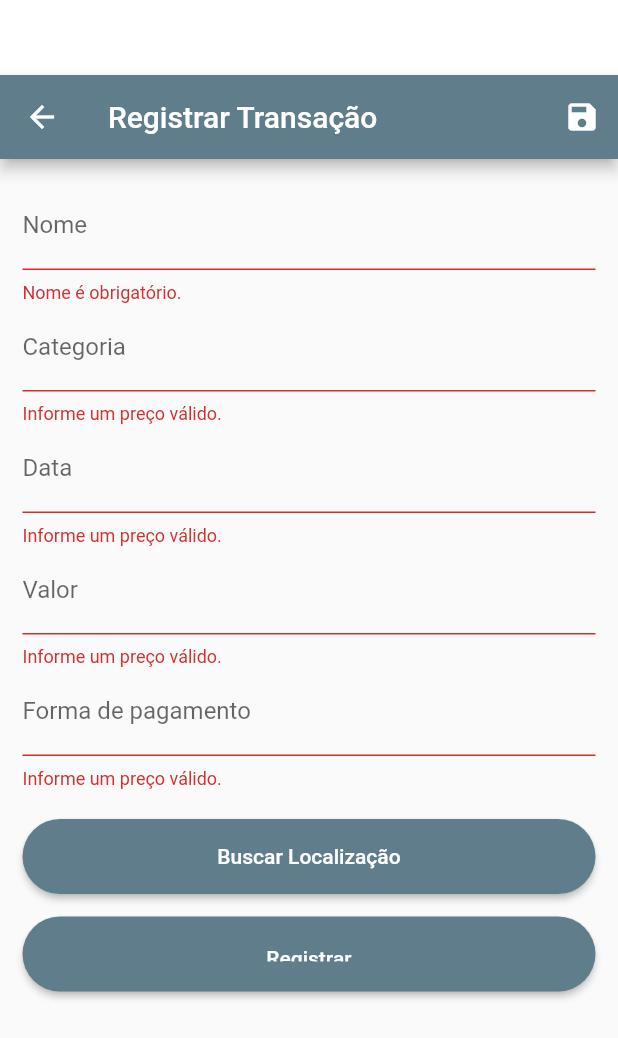
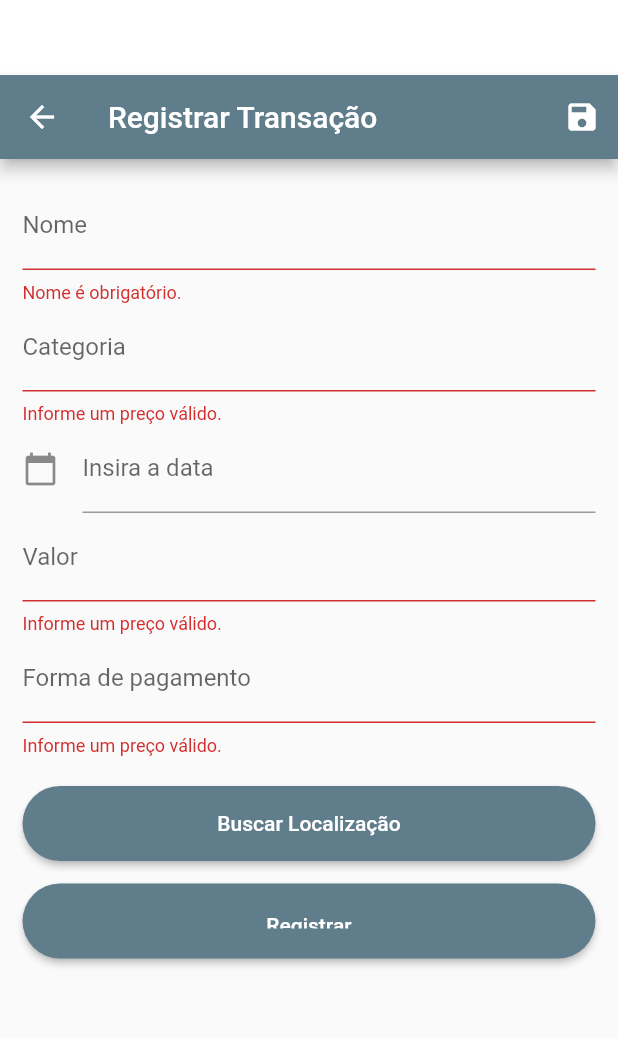
Before and after one commit to ICEI-PUC-Minas-PPLES-TI/plf-es-2022-2-ti5-5104100-financas-pessoais, a Flutter app: the TransacaoFormPage screen opened directly, after a tap on the "save" icon, on a phone screen of 412 x 824 dp. Shown: the top 1038 px of the screen. Run offline on Flutter 3.47's test engine with Material 2 defaults, Android fonts, the phone set to English and light mode, and no system bars; our stand-ins replace percent_indicator, shared_preferences, toggle_switch; missing offline and left inert: curved_nav_bar, dart:ffi; accounts and stored records are empty.

Commit message:
feat: Atualização Tela Registrar Transações

```diff
--- /dev/null
+++ b/codigo/mobile/we_budget/lib/components/date_picker.dart
@@ -0,0 +1,54 @@
+import 'package:flutter/material.dart';
+import 'package:intl/intl.dart';
+
+class DatePicker extends StatefulWidget {
+  @override
+  State<StatefulWidget> createState() {
+    return _DatePicker();
+  }
+}
+
+class _DatePicker extends State<DatePicker> {
+  TextEditingController dateInput = TextEditingController();
+
+  @override
+  void initState() {
+    dateInput.text = ""; //set the initial value of text field
+    super.initState();
+  }
+
+  @override
+  Widget build(BuildContext context) {
+    return   TextFormField(
+                  controller: dateInput,
+                  //editing controller of this TextField
+                  decoration: InputDecoration(
+                      icon: Icon(Icons.calendar_today), //icon of text field
+                      labelText: "Insira a data" //label text of field
+                  ),
+                  readOnly: true,
+                  //set it true, so that user will not able to edit text
+                  onTap: () async {
+                    DateTime? pickedDate = await showDatePicker(
+                        context: context,
+                        initialDate: DateTime.now(),
+                        firstDate: DateTime(1950),
+                        //DateTime.now() - not to allow to choose before today.
+                        lastDate: DateTime(2100));
+
+                    if (pickedDate != null) {
+                      print(
+                          pickedDate); //pickedDate output format => 2021-03-10 00:00:00.000
+                      String formattedDate =
+                      DateFormat('yyyy-MM-dd').format(pickedDate);
+                      print(
+                          formattedDate); //formatted date output using intl package =>  2021-03-16
+                      setState(() {
+                        dateInput.text =
+                            formattedDate; //set output date to TextField value.
+                      });
+                    } else {}
+                  },
+                );
+  }
+}
--- a/codigo/mobile/we_budget/lib/pages/registrar_transacao_page.dart
+++ b/codigo/mobile/we_budget/lib/pages/registrar_transacao_page.dart
@@ -1,5 +1,7 @@
 import 'package:flutter/material.dart';
 import 'package:provider/provider.dart';
+
+import '../components/date_picker.dart';
 
 class TransacaoFormPage extends StatefulWidget {
   const TransacaoFormPage({Key? key}) : super(key: key);
@@ -17,9 +19,11 @@ class _TransacaoFormPageState extends State<TransacaoFormPage> {
 
   final _formKey = GlobalKey<FormState>();
   final _formData = <String, Object>{};
+  TextEditingController dateInput = TextEditingController();
 
   @override
   void initState() {
+    dateInput.text = ""; //set the initial value of text field
     super.initState();
     _imageUrlFocus.addListener(updateImage);
   }
@@ -155,32 +159,7 @@ class _TransacaoFormPageState extends State<TransacaoFormPage> {
                           return null;
                         },
                       ),
-                      TextFormField(
-                        initialValue: _formData['price']?.toString(),
-                        decoration: const InputDecoration(labelText: 'Data'),
-                        textInputAction: TextInputAction.next,
-                        focusNode: _priceFocus,
-                        keyboardType: const TextInputType.numberWithOptions(
-                          decimal: true,
-                          signed: true,
-                        ),
-                        onFieldSubmitted: (_) {
-                          FocusScope.of(context)
-                              .requestFocus(_descriptionFocus);
-                        },
-                        onSaved: (price) =>
-                            _formData['price'] = double.parse(price ?? '0'),
-                        validator: (_price) {
-                          final priceString = _price ?? '';
-                          final price = double.tryParse(priceString) ?? -1;
-
-                          if (price <= 0) {
-                            return 'Informe um preço válido.';
-                          }
-
-                          return null;
-                        },
-                      ),
+                      DatePicker(),
                       TextFormField(
                         initialValue: _formData['price']?.toString(),
                         decoration: const InputDecoration(labelText: 'Valor'),
```
Also changed, not shown: 2 other files.
